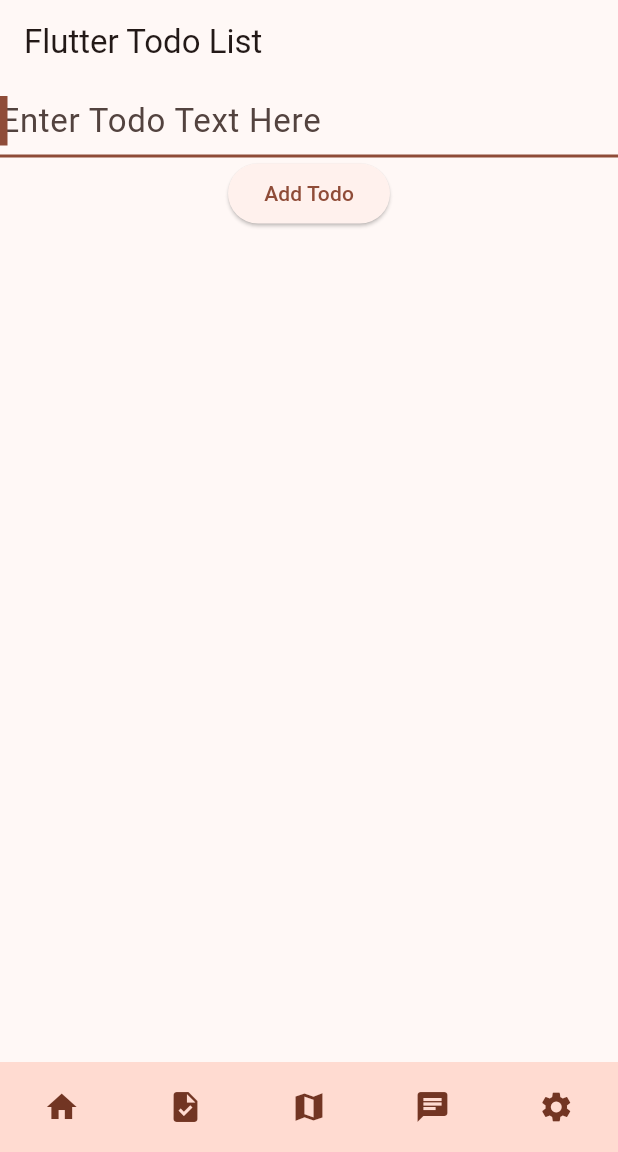
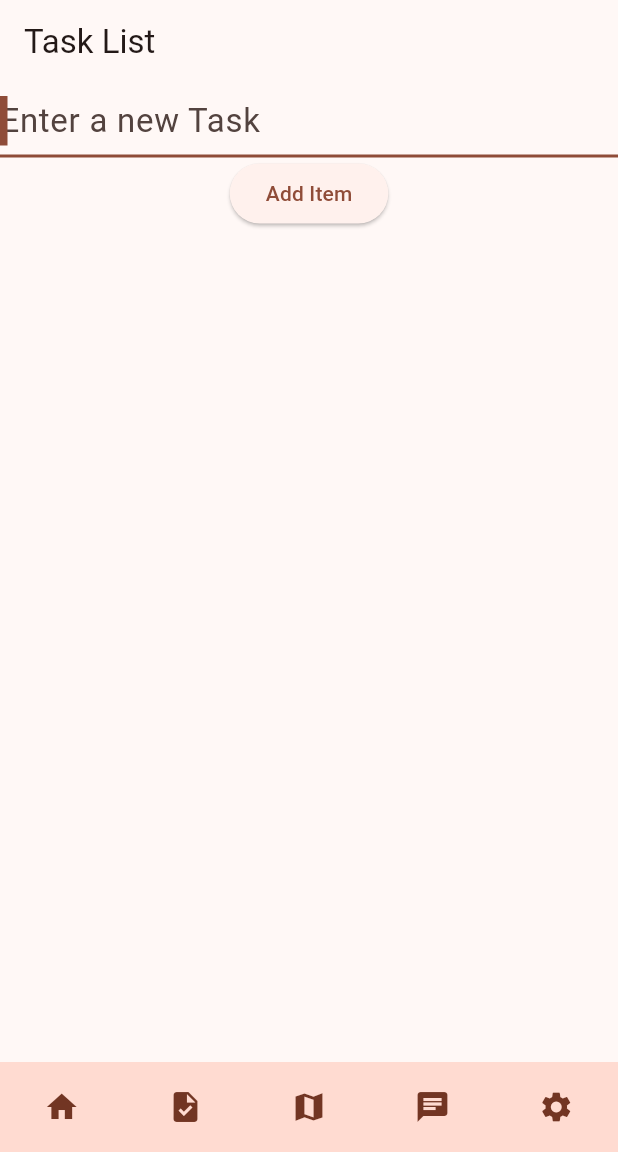
Before and after one commit to avnithv/CongressionalApp2023, a Flutter app: the screen it shows after launch, item 2 of the bottom bar chosen, on a phone screen of 412 x 824 dp, the part 84-1236 px from its top. Run offline on Flutter 3.47's test engine with Material 2 defaults, Android fonts, the phone set to English and light mode, and no system bars; our stand-ins replace fluttertoast, velocity_x; missing offline and left inert: chat_gpt_sdk, mindmap.

Commit message:
Update task_page.dart

```diff
--- a/congressional_app/lib/task_page.dart
+++ b/congressional_app/lib/task_page.dart
@@ -61,8 +61,7 @@ class _TasksWidgetState extends State<TasksWidget> {
   Widget build(BuildContext context) {
     return Scaffold(
       appBar: AppBar(
-        title: Text("Flutter Todo List"),
-        //backgroundColor: Colors.orange[500],
+        title: Text("Task List"),
         iconTheme: IconThemeData(color: Colors.white),
       ),
       body: Column(
@@ -71,20 +70,18 @@ class _TasksWidgetState extends State<TasksWidget> {
         children: <Widget>[
           Container(
             child: TextField(
-              decoration: InputDecoration(hintText: "Enter Todo Text Here"),
+              decoration: InputDecoration(hintText: "Enter a new Task"),
               style: TextStyle(
                 fontSize: 22.0,
-                //color: Theme.of(context).accentColor,
               ),
               controller: textController,
               cursorWidth: 5.0,
               autocorrect: true,
               autofocus: true,
-              //onSubmitted: ,
             ),
           ),
           ElevatedButton(
-            child: Text("Add Todo"),
+            child: Text("Add Item"),
             onPressed: () {
               if (textController.text.isNotEmpty) {
                 WidgetList.add(new ListItem(textController.text, false));
@@ -103,12 +100,10 @@ class _TasksWidgetState extends State<TasksWidget> {
                     child: Dismissible(
                       key: Key(widget.todoText),
                       child: CheckboxListTile(
-                        //key: ValueKey("Checkboxtile $widget"),
                         value: widget.todoCheck,
                         title:
                             _strikeThrough(widget.todoText, widget.todoCheck),
                         onChanged: (checkValue) {
-                          //_strikethrough toggle
                           setState(() {
                             if (checkValue != null && !checkValue) {
                               widget.todoCheck = false;
@@ -125,25 +120,24 @@ class _TasksWidgetState extends State<TasksWidget> {
                       ),
                       confirmDismiss: (dismissDirection) {
                         return showDialog(
-                            //On Dismissing
                             context: context,
                             barrierDismissible: true,
                             builder: (BuildContext context) {
                               return AlertDialog(
-                                title: Text("Delete Todo?"),
+                                title: Text("Delete Item?"),
                                 actions: <Widget>[
                                   TextButton(
                                     child: Text("OK"),
                                     onPressed: () {
                                       Navigator.of(context).pop(true);
                                     },
-                                  ), //OK Button
+                                  ),
                                   TextButton(
                                     child: Text("Cancel"),
                                     onPressed: () {
                                       Navigator.of(context).pop(false);
                                     },
-                                  ), //Cancel Button
+                                  ),
                                 ],
                               );
                             });
@@ -151,20 +145,18 @@ class _TasksWidgetState extends State<TasksWidget> {
                       direction: DismissDirection.endToStart,
                       movementDuration: const Duration(milliseconds: 200),
                       onDismissed: (dismissDirection) {
-                        //Delete Todo
                         WidgetList.remove(widget);
-                        Fluttertoast.showToast(msg: "Todo Deleted!");
+                        Fluttertoast.showToast(msg: "Item Deleted!");
                       },
                     ),
                     onDoubleTap: () {
                       popUpTextController.text = widget.todoText;
-                      //For Editing Todo
                       showDialog(
                           context: context,
                           barrierDismissible: true,
                           builder: (BuildContext context) {
                             return AlertDialog(
-                              title: Text("Edit Todo"),
+                              title: Text("Edit Item"),
                               content: TextFormField(
                                 controller: popUpTextController,
                               ),
@@ -178,13 +170,13 @@ class _TasksWidgetState extends State<TasksWidget> {
                                     });
                                     Navigator.of(context).pop(true);
                                   },
-                                ), //OK Button
+                                ),
                                 TextButton(
                                   child: Text("Cancel"),
                                   onPressed: () {
                                     Navigator.of(context).pop(false);
                                   },
-                                ), //Cancel Button
+                                ),
                               ],
                             );
                           });
```
